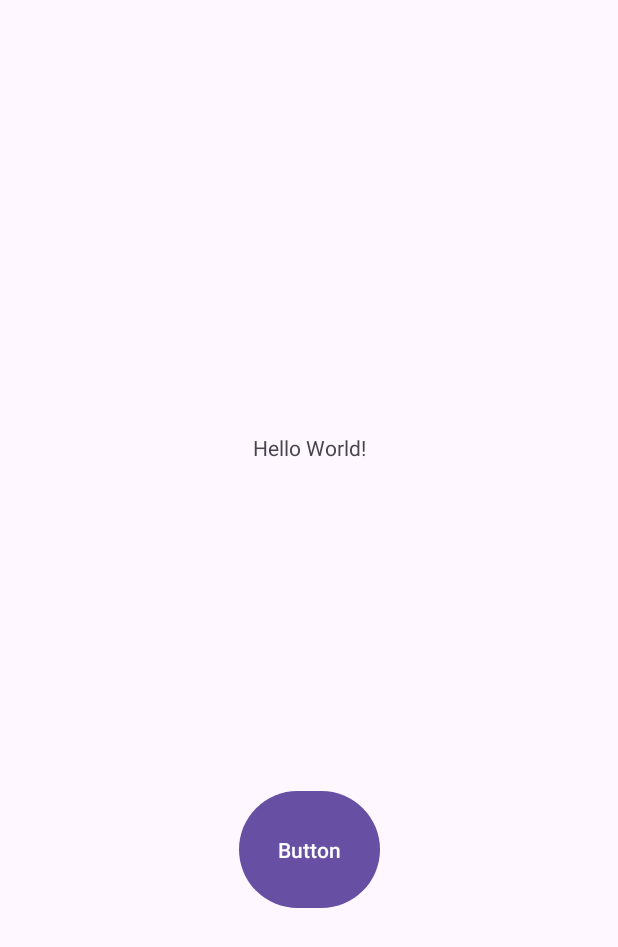
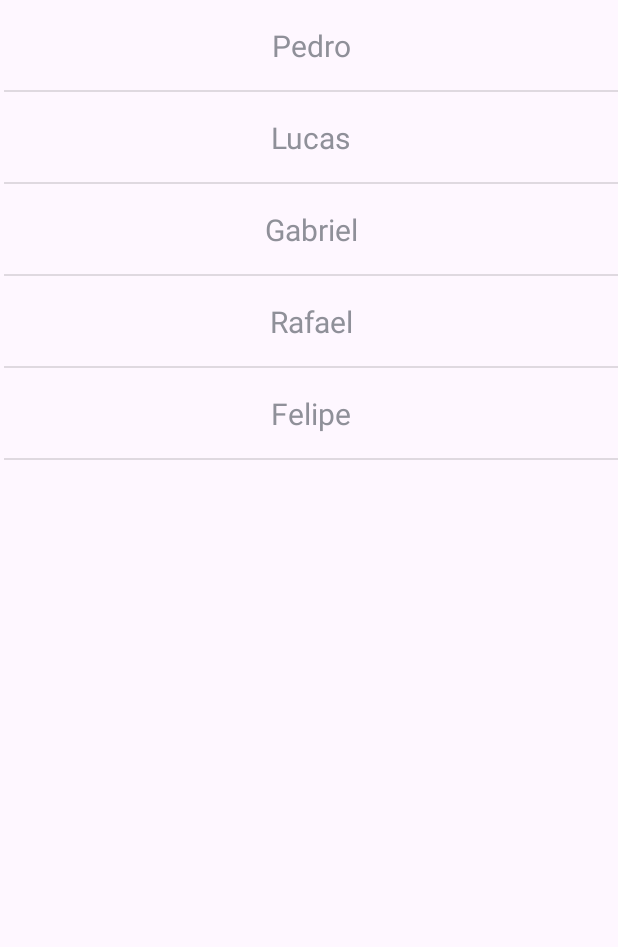
Before and after one commit to eduardotome/ppd, an Android app: the screen it shows after launch (MainActivity), on a phone screen of 412 x 824 dp. Shown: the top 947 px of the screen. Run offline under Robolectric (Android 15) with nearby library versions, the phone set to English and light mode, and no system bars.

Commit message:
listagem

```diff
--- a/app/src/main/java/com/example/appdudu/MainActivity.java
+++ b/app/src/main/java/com/example/appdudu/MainActivity.java
@@ -1,8 +1,8 @@
 package com.example.appdudu;
 
 import android.os.Bundle;
-import android.widget.Button;
-import android.widget.TextView;
+import android.widget.ArrayAdapter;
+import android.widget.ListView;
 
 import androidx.activity.EdgeToEdge;
 import androidx.appcompat.app.AppCompatActivity;
@@ -11,23 +11,23 @@ import androidx.core.view.ViewCompat;
 import androidx.core.view.WindowInsetsCompat;
 
 public class MainActivity extends AppCompatActivity {
-
-    int contador = 0;
+    //nomes que vao aparecer na lista
+    String nomes [] = new String[]{"Pedro","Lucas","Gabriel","Rafael","Felipe"};
     @Override
     protected void onCreate(Bundle savedInstanceState) {
         super.onCreate(savedInstanceState);
         EdgeToEdge.enable(this);
         setContentView(R.layout.activity_main);
-        Button b = findViewById(R.id.button);
-        TextView tx = findViewById(R.id.textView);
-        b.setOnClickListener(view -> {
-            contador ++;
-            tx.setText(Integer.toString(contador));
-        });
+
         ViewCompat.setOnApplyWindowInsetsListener(findViewById(R.id.main), (v, insets) -> {
             Insets systemBars = insets.getInsets(WindowInsetsCompat.Type.systemBars());
             v.setPadding(systemBars.left, systemBars.top, systemBars.right, systemBars.bottom);
             return insets;
         });
+        ListView lista = findViewById(R.id.listView);
+
+        ArrayAdapter <String> adapter = new ArrayAdapter<>(getApplicationContext(),R.layout.item_lista,R.id.textView,nomes);
+        lista.setAdapter(adapter);
+
     }
 }
--- a/app/src/main/res/layout/activity_main.xml
+++ b/app/src/main/res/layout/activity_main.xml
@@ -7,25 +7,10 @@
     android:layout_height="match_parent"
     tools:context=".MainActivity">
 
-    <TextView
-        android:id="@+id/textView"
-        android:layout_width="wrap_content"
-        android:layout_height="wrap_content"
-        android:text="Hello World!"
-        app:layout_constraintBottom_toBottomOf="parent"
+    <ListView
+        android:id="@+id/listView"
+        android:layout_width="409dp"
+        android:layout_height="729dp"
         app:layout_constraintEnd_toEndOf="parent"
-        app:layout_constraintStart_toStartOf="parent"
-        app:layout_constraintTop_toTopOf="parent"
-        app:layout_constraintVertical_bias="0.359" />
-
-    <Button
-        android:id="@+id/button"
-        android:layout_width="94dp"
-        android:layout_height="86dp"
-        android:text="Button"
-        app:layout_constraintBottom_toBottomOf="parent"
-        app:layout_constraintEnd_toEndOf="parent"
-        app:layout_constraintStart_toStartOf="parent"
-        app:layout_constraintTop_toBottomOf="@+id/textView" />
-
+        app:layout_constraintTop_toTopOf="parent" />
 </androidx.constraintlayout.widget.ConstraintLayout>
--- /dev/null
+++ b/app/src/main/res/layout/item_lista.xml
@@ -0,0 +1,19 @@
+<?xml version="1.0" encoding="utf-8"?>
+<androidx.constraintlayout.widget.ConstraintLayout
+    xmlns:android="http://schemas.android.com/apk/res/android"
+    xmlns:app="http://schemas.android.com/apk/res-auto"
+    android:layout_width="match_parent"
+    android:layout_height="60dp">
+
+    <TextView
+        android:id="@+id/textView"
+        android:layout_width="wrap_content"
+        android:layout_height="wrap_content"
+        android:text="TextView"
+        android:textSize="20sp"
+        app:layout_constraintStart_toStartOf="parent"
+        app:layout_constraintEnd_toEndOf="parent"
+        app:layout_constraintTop_toTopOf="parent"
+        app:layout_constraintBottom_toBottomOf="parent" />
+
+</androidx.constraintlayout.widget.ConstraintLayout>
```
